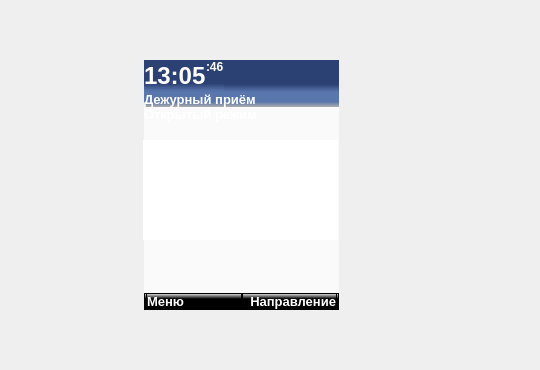
This is mainwindow.ui in COOLIRON2311/azart-p as Qt 5 draws it before an edit; both pictures show x 107 to 647 and y 150 to 520 of the 647 by 989 pixel window. The edited form follows.
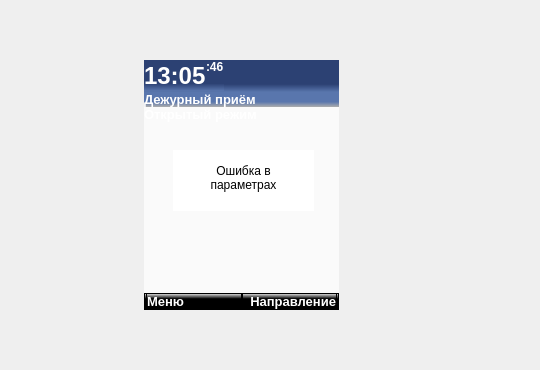
This is the edited form. The open tabs and pages were chosen to show the change. Icons and pictures are not drawn.

Commit message: added a params error banner

The edit to the form file:
```diff
--- a/mainwindow.ui
+++ b/mainwindow.ui
@@ -5696,11 +5696,77 @@
      </widget>
     </widget>
    </widget>
-   <widget class="QWidget" name="dej" native="true">
+   <widget class="QStackedWidget" name="modals">
     <property name="geometry">
      <rect>
       <x>250</x>
-      <y>290</y>
+      <y>210</y>
+      <width>195</width>
+      <height>250</height>
+     </rect>
+    </property>
+    <widget class="QWidget" name="params_error">
+     <widget class="QWidget" name="widget_18" native="true">
+      <property name="geometry">
+       <rect>
+        <x>30</x>
+        <y>90</y>
+        <width>141</width>
+        <height>61</height>
+       </rect>
+      </property>
+      <property name="sizePolicy">
+       <sizepolicy hsizetype="Fixed" vsizetype="Fixed">
+        <horstretch>0</horstretch>
+        <verstretch>0</verstretch>
+       </sizepolicy>
+      </property>
+      <property name="styleSheet">
+       <string notr="true">background: white</string>
+      </property>
+      <layout class="QVBoxLayout" name="verticalLayout_40">
+       <property name="spacing">
+        <number>0</number>
+       </property>
+       <property name="leftMargin">
+        <number>0</number>
+       </property>
+       <property name="topMargin">
+        <number>0</number>
+       </property>
+       <property name="rightMargin">
+        <number>0</number>
+       </property>
+       <property name="bottomMargin">
+        <number>5</number>
+       </property>
+       <item>
+        <widget class="QLabel" name="label">
+         <property name="sizePolicy">
+          <sizepolicy hsizetype="Expanding" vsizetype="Fixed">
+           <horstretch>0</horstretch>
+           <verstretch>0</verstretch>
+          </sizepolicy>
+         </property>
+         <property name="text">
+          <string>Ошибка в
+параметрах</string>
+         </property>
+         <property name="alignment">
+          <set>Qt::AlignCenter</set>
+         </property>
+        </widget>
+       </item>
+      </layout>
+     </widget>
+    </widget>
+    <widget class="QWidget" name="no_modals"/>
+    <widget class="QWidget" name="pr_per">
+     <widget class="QWidget" name="dej" native="true">
+      <property name="geometry">
+       <rect>
+        <x>0</x>
+        <y>80</y>
       <width>195</width>
       <height>100</height>
      </rect>
@@ -5835,6 +5901,8 @@
       </widget>
      </item>
     </layout>
+     </widget>
+    </widget>
    </widget>
   </widget>
   <widget class="QMenuBar" name="menuBar">
```
Left out of the diff: 2 changed lines with no effect on the pictures. Lines whose indentation alone changed are shown as unchanged. The commit also changes 1 other file.
